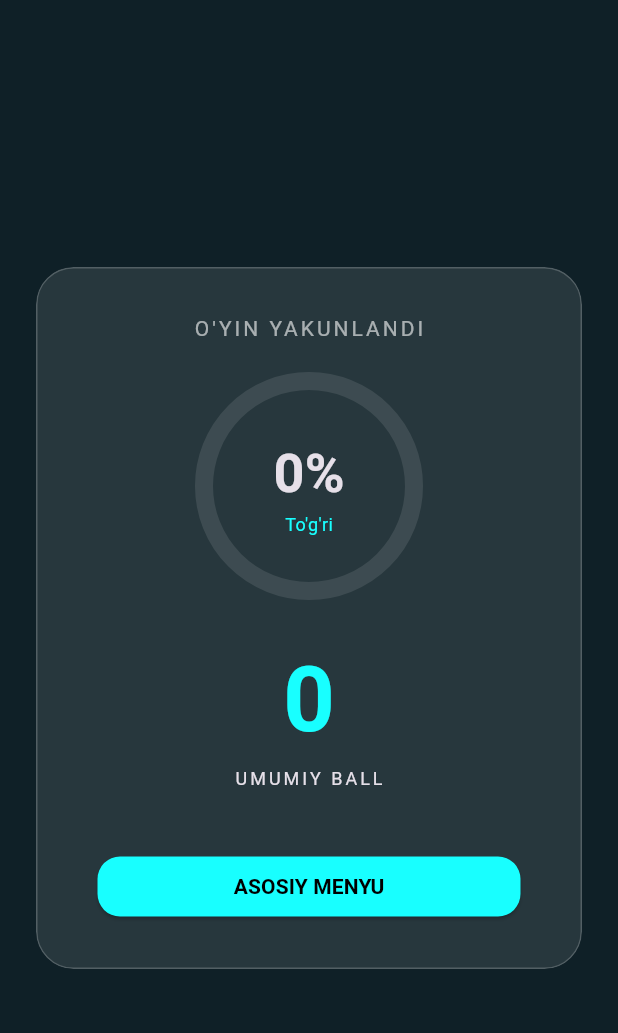
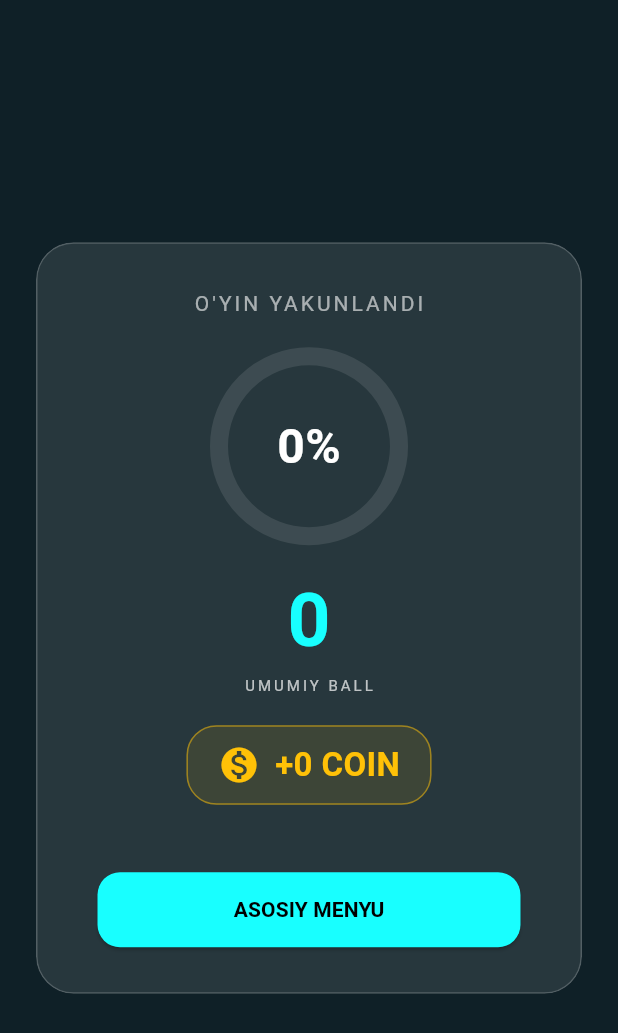
Before and after one commit to bekcoding5/matematik_quiz, a Flutter app: the ResultPage screen opened directly with empty values, on a phone screen of 412 x 824 dp. Shown: the top 1033 px of the screen. Run offline on Flutter 3.47's test engine with Material 3 defaults, Android fonts, the phone set to English and light mode, and no system bars; our stand-ins replace audioplayers.

Commit message:
O'yinga coin tizimi qo'shildi va natija ekranida ko'rsatildi

```diff
--- a/lib/screens/result_page.dart
+++ b/lib/screens/result_page.dart
@@ -9,14 +9,17 @@ class ResultPage extends StatelessWidget {
   final int score;
   final List<WrongAnswer> wrongs;
   final int totalQuestions;
+  final int coins; // Bu yerda qiymat GameScreen'dan keladi
 
   const ResultPage({
     super.key,
     required this.score,
     required this.wrongs,
     required this.totalQuestions,
+    required this.coins, // 'required' qilish xatolikni oldini oladi
   });
 
+  // Xatolarni ko'rsatish funksiyasi (O'zgarishsiz qoldi)
   void _showWrongs(BuildContext context) {
     showModalBottomSheet(
       context: context,
@@ -29,28 +32,15 @@ class ResultPage extends StatelessWidget {
             children: [
               const Text(
                 "XATOLAR TAHLILI",
-                style: TextStyle(
-                  fontSize: 20,
-                  fontWeight: FontWeight.bold,
-                  color: Colors.cyanAccent,
-                ),
+                style: TextStyle(fontSize: 20, fontWeight: FontWeight.bold, color: Colors.cyanAccent),
               ),
               const Divider(color: Colors.white24),
               Expanded(
                 child: ListView.builder(
                   itemCount: wrongs.length,
                   itemBuilder: (context, i) => ListTile(
-                    title: Text(
-                      wrongs[i].question,
-                      style: const TextStyle(
-                        fontSize: 18,
-                        fontWeight: FontWeight.bold,
-                      ),
-                    ),
-                    subtitle: Text(
-                      "Siz: ${wrongs[i].userAns} | To'g'ri: ${wrongs[i].correct}",
-                      style: const TextStyle(color: Colors.redAccent),
-                    ),
+                    title: Text(wrongs[i].question, style: const TextStyle(fontSize: 18, fontWeight: FontWeight.bold, color: Colors.white)),
+                    subtitle: Text("Siz: ${wrongs[i].userAns} | To'g'ri: ${wrongs[i].correct}", style: const TextStyle(color: Colors.redAccent)),
                     leading: const Icon(Icons.close, color: Colors.red),
                   ),
                 ),
@@ -65,9 +55,7 @@ class ResultPage extends StatelessWidget {
   @override
   Widget build(BuildContext context) {
     int correctCount = totalQuestions - wrongs.length;
-    double successPercent = totalQuestions > 0
-        ? (correctCount / totalQuestions) * 100
-        : 0;
+    double successPercent = totalQuestions > 0 ? (correctCount / totalQuestions) * 100 : 0;
 
     return Scaffold(
       backgroundColor: const Color(0xFF0F2027),
@@ -80,95 +68,77 @@ class ResultPage extends StatelessWidget {
               child: Column(
                 mainAxisSize: MainAxisSize.min,
                 children: [
-                  const Text(
-                    "O'YIN YAKUNLANDI",
-                    style: TextStyle(
-                      letterSpacing: 2,
-                      fontSize: 14,
-                      color: Colors.white60,
-                    ),
-                  ),
+                  const Text("O'YIN YAKUNLANDI", style: TextStyle(letterSpacing: 2, fontSize: 14, color: Colors.white60)),
                   const SizedBox(height: 25),
 
+                  // Foizli aylana (Stats)
                   Stack(
                     alignment: Alignment.center,
                     children: [
                       SizedBox(
-                        width: 140,
-                        height: 140,
-                        child: CustomPaint(
-                          painter: StatsPainter(successPercent),
-                        ),
+                        width: 120,
+                        height: 120,
+                        child: CustomPaint(painter: StatsPainter(successPercent)),
                       ),
-                      Column(
-                        children: [
-                          Text(
-                            "${successPercent.toInt()}%",
-                            style: const TextStyle(
-                              fontSize: 36,
-                              fontWeight: FontWeight.bold,
-                            ),
-                          ),
-                          const Text(
-                            "To'g'ri",
-                            style: TextStyle(
-                              fontSize: 12,
-                              color: Colors.cyanAccent,
-                            ),
-                          ),
-                        ],
-                      ),
+                      Text("${successPercent.toInt()}%", style: const TextStyle(fontSize: 32, fontWeight: FontWeight.bold, color: Colors.white)),
                     ],
                   ),
 
-                  const SizedBox(height: 30),
-                  Text(
-                    "$score",
-                    style: const TextStyle(
-                      fontSize: 60,
-                      fontWeight: FontWeight.bold,
-                      color: Colors.cyanAccent,
+                  const SizedBox(height: 20),
+
+                  // Score (Ball)
+                  Text("$score", style: const TextStyle(fontSize: 50, fontWeight: FontWeight.bold, color: Colors.cyanAccent)),
+                  const Text("UMUMIY BALL", style: TextStyle(letterSpacing: 2, fontSize: 10, color: Colors.white70)),
+
+                  const SizedBox(height: 20),
+
+                  // --- COINLAR EKRANI ---
+                  Container(
+                    padding: const EdgeInsets.symmetric(horizontal: 20, vertical: 10),
+                    decoration: BoxDecoration(
+                      color: Colors.amber.withOpacity(0.1),
+                      borderRadius: BorderRadius.circular(20),
+                      border: Border.all(color: Colors.amber.withOpacity(0.5)),
                     ),
-                  ),
-                  const Text(
-                    "UMUMIY BALL",
-                    style: TextStyle(letterSpacing: 2, fontSize: 12),
+                    child: Row(
+                      mainAxisSize: MainAxisSize.min,
+                      children: [
+                        const Icon(Icons.monetization_on, color: Colors.amber, size: 28),
+                        const SizedBox(width: 10),
+                        Text(
+                          "+$coins COIN",
+                          style: const TextStyle(fontSize: 22, color: Colors.amber, fontWeight: FontWeight.bold),
+                        ),
+                      ],
+                    ),
                   ),
 
                   const SizedBox(height: 30),
+
+                  // Tugmalar
                   if (wrongs.isNotEmpty)
                     TextButton.icon(
                       onPressed: () => _showWrongs(context),
-                      icon: const Icon(
-                        Icons.list_alt,
-                        color: Colors.cyanAccent,
-                      ),
-                      label: const Text(
-                        "XATOLARNI KO'RISH",
-                        style: TextStyle(color: Colors.cyanAccent),
-                      ),
+                      icon: const Icon(Icons.list_alt, color: Colors.cyanAccent),
+                      label: const Text("XATOLARNI KO'RISH", style: TextStyle(color: Colors.cyanAccent)),
                     ),
 
-                  const SizedBox(height: 10),
+                  const SizedBox(height: 15),
+
                   SizedBox(
                     width: double.infinity,
                     child: ElevatedButton(
                       style: ElevatedButton.styleFrom(
                         backgroundColor: Colors.cyanAccent,
                         foregroundColor: Colors.black,
-                        shape: RoundedRectangleBorder(
-                          borderRadius: BorderRadius.circular(15),
-                        ),
+                        padding: const EdgeInsets.symmetric(vertical: 15),
+                        shape: RoundedRectangleBorder(borderRadius: BorderRadius.circular(15)),
                       ),
                       onPressed: () async {
                         await player.play(AssetSource('sounds/click.wav'));
                         Navigator.popUntil(context, (r) => r.isFirst);
                       },
-
-                      child: const Text(
-                        "ASOSIY MENYU",
-                        style: TextStyle(fontWeight: FontWeight.bold),
-                      ),
+                      child: const Text("ASOSIY MENYU", style: TextStyle(fontWeight: FontWeight.bold)),
                     ),
                   ),
                 ],
```
Also changed, not shown: lib/screens/game.dart (+53 -29 lines), lib/screens/set_up.dart (+23 -11 lines), lib/widgets/coin_counter.dart (added, +24 -0 lines).
